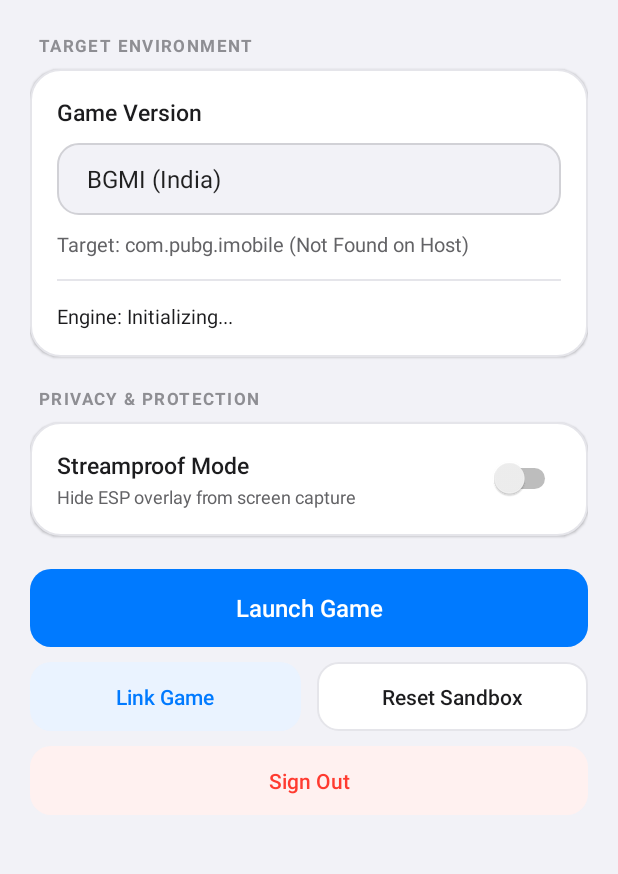
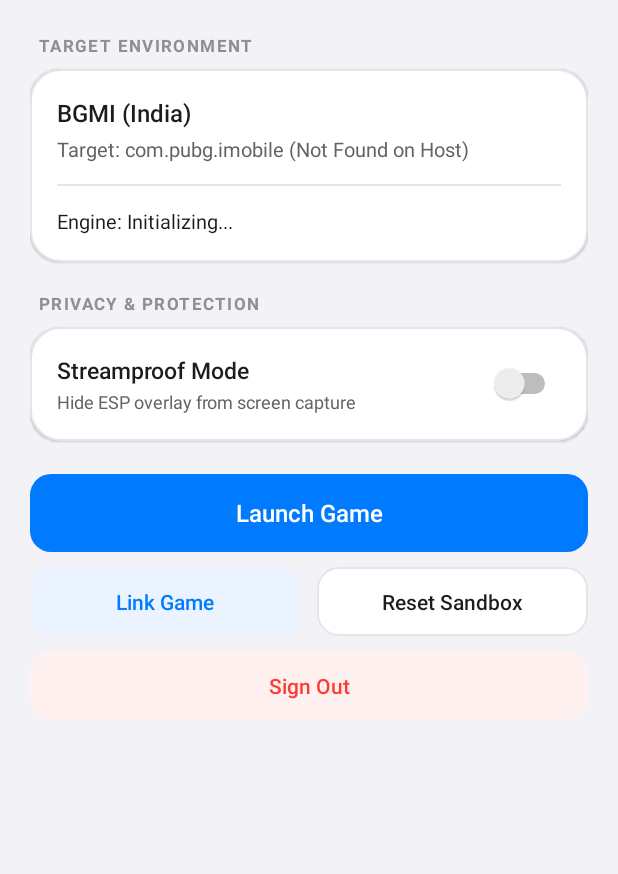
Before and after one commit to ravipacharpro-jpg/MundoLoader, an Android app: the MainActivity screen opened directly, with no data from a screen before it, on a phone screen of 412 x 824 dp, the part 110-984 px from its top. Run offline under Robolectric (Android 15) with nearby library versions, the phone set to English and light mode, and no system bars; libraries missing offline, so code that uses them is left out: com.featurestic.mundo, net_62v.external; 5 statements that could not run were skipped.

Commit message:
Restrict MundoLoader exclusively to BGMI (com.pubg.imobile)

```diff
--- a/app/src/main/AndroidManifest.xml
+++ b/app/src/main/AndroidManifest.xml
@@ -8,11 +8,6 @@
 
     <queries>
         <package android:name="com.pubg.imobile" />
-        <package android:name="com.krafton.bgmilite" />
-        <package android:name="com.tencent.ig" />
-        <package android:name="com.pubg.krmobile" />
-        <package android:name="com.rekoo.pubgm" />
-        <package android:name="com.vng.pubgmobile" />
     </queries>
 
     <application
--- a/app/src/main/java/com/rdx/mundoloader/MainActivity.java
+++ b/app/src/main/java/com/rdx/mundoloader/MainActivity.java
@@ -8,10 +8,7 @@ import android.os.Build;
 import android.os.Bundle;
 import android.os.Environment;
 import android.provider.Settings;
-import android.widget.AdapterView;
-import android.widget.ArrayAdapter;
 import android.widget.Button;
-import android.widget.Spinner;
 import android.widget.Switch;
 import android.widget.TextView;
 import android.widget.Toast;
@@ -27,27 +24,11 @@ import net_62v.external.MetaApplicationInstaller;
 import net_62v.external.MetaPackageManager;
 
 public class MainActivity extends AppCompatActivity {
-    private static final String[] GAME_LABELS = {
-            "BGMI (India)",
-            "BGMI Air (com.krafton.bgmilite)",
-            "PUBG Mobile (Global)",
-            "PUBG Mobile (KR)",
-            "PUBG Mobile (TW)",
-            "PUBG Mobile (VN)"
-    };
-    private static final String[] GAME_PKGS = {
-            "com.pubg.imobile",
-            "com.krafton.bgmilite",
-            "com.tencent.ig",
-            "com.pubg.krmobile",
-            "com.rekoo.pubgm",
-            "com.vng.pubgmobile"
-    };
+    private static final String TARGET_PKG = "com.pubg.imobile";
 
-    private String selectedPkg = GAME_PKGS[0];
+    private String selectedPkg = TARGET_PKG;
     private TextView tvHeader, tvExpiry, tvEngineStatus, tvGameState, tvSdkPill, tvAnnouncement;
     private android.view.View layoutAnnouncement;
-    private Spinner spGameVersion;
     private Switch switchHideEsp;
 
     @Override
@@ -62,33 +43,9 @@ public class MainActivity extends AppCompatActivity {
         tvSdkPill = findViewById(R.id.tvSdkPill);
         tvAnnouncement = findViewById(R.id.tvAnnouncement);
         layoutAnnouncement = findViewById(R.id.layoutAnnouncement);
-        spGameVersion = findViewById(R.id.spGameVersion);
         switchHideEsp = findViewById(R.id.switchHideEsp);
 
-        ArrayAdapter<String> adapter = new ArrayAdapter<>(
-                this, android.R.layout.simple_spinner_item, GAME_LABELS);
-        adapter.setDropDownViewResource(android.R.layout.simple_spinner_dropdown_item);
-        spGameVersion.setAdapter(adapter);
-
-        int defaultIdx = 0;
-        for (int i = 0; i < GAME_PKGS.length; i++) {
-            if (MetaPackageManager.isInnerAppInstalled(GAME_PKGS[i])) {
-                defaultIdx = i;
-                break;
-            }
-        }
-        selectedPkg = GAME_PKGS[defaultIdx];
-        spGameVersion.setSelection(defaultIdx);
-        spGameVersion.setOnItemSelectedListener(new AdapterView.OnItemSelectedListener() {
-            @Override
-            public void onItemSelected(AdapterView<?> parent, android.view.View view, int pos, long id) {
-                selectedPkg = GAME_PKGS[pos];
-                refreshStatus();
-            }
-
-            @Override
-            public void onNothingSelected(AdapterView<?> parent) {}
-        });
+        selectedPkg = TARGET_PKG;
 
         String modname = getIntent().getStringExtra("modname");
         String expiry = getIntent().getStringExtra("expiry");
--- a/app/src/main/res/layout/activity_main.xml
+++ b/app/src/main/res/layout/activity_main.xml
@@ -125,23 +125,15 @@
                 android:layout_width="wrap_content"
                 android:layout_height="wrap_content"
                 android:fontFamily="sans-serif-medium"
-                android:text="Game Version"
+                android:text="BGMI (India)"
                 android:textColor="#1C1C1E"
-                android:textSize="15sp" />
-
-            <Spinner
-                android:id="@+id/spGameVersion"
-                android:layout_width="match_parent"
-                android:layout_height="48dp"
-                android:layout_marginTop="10dp"
-                android:background="@drawable/bg_apple_input"
-                android:paddingHorizontal="12dp" />
+                android:textSize="16sp" />
 
             <TextView
                 android:id="@+id/tvGameState"
                 android:layout_width="wrap_content"
                 android:layout_height="wrap_content"
-                android:layout_marginTop="10dp"
+                android:layout_marginTop="4dp"
                 android:text="Target: com.pubg.imobile"
                 android:textColor="#636366"
                 android:textSize="13sp" />
```
